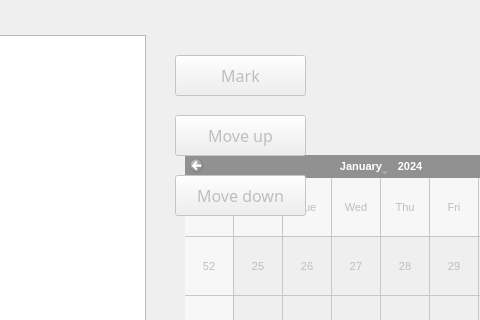
Before: the Qt Designer form ui/Watchlaterlist.ui in NLarinov/QTteka, drawn with Qt 5; both pictures show x 475 to 955 and y 85 to 405 of the 1090 by 919 pixel window.
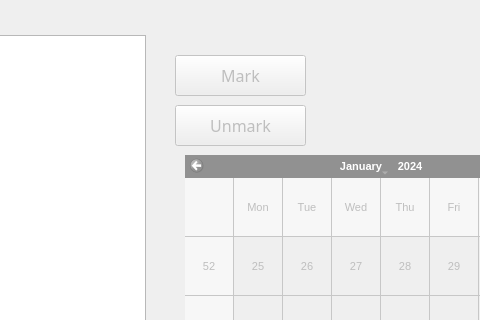
After: the same form once the commit is applied.

```diff
--- a/ui/Watchlaterlist.ui
+++ b/ui/Watchlaterlist.ui
@@ -228,7 +228,7 @@
    <property name="geometry">
     <rect>
      <x>650</x>
-     <y>200</y>
+     <y>190</y>
      <width>131</width>
      <height>41</height>
     </rect>
@@ -240,29 +240,7 @@
     </font>
    </property>
    <property name="text">
-    <string>Move up</string>
-   </property>
-  </widget>
-  <widget class="QPushButton" name="pushButton_9">
-   <property name="enabled">
-    <bool>false</bool>
-   </property>
-   <property name="geometry">
-    <rect>
-     <x>650</x>
-     <y>260</y>
-     <width>131</width>
-     <height>41</height>
-    </rect>
-   </property>
-   <property name="font">
-    <font>
-     <family>Lucida Bright</family>
-     <pointsize>12</pointsize>
-    </font>
-   </property>
-   <property name="text">
-    <string>Move down</string>
+    <string>Unmark</string>
    </property>
   </widget>
   <zorder>calendarWidget</zorder>
```
Left out of the diff: 1 changed line with no effect on the pictures.
